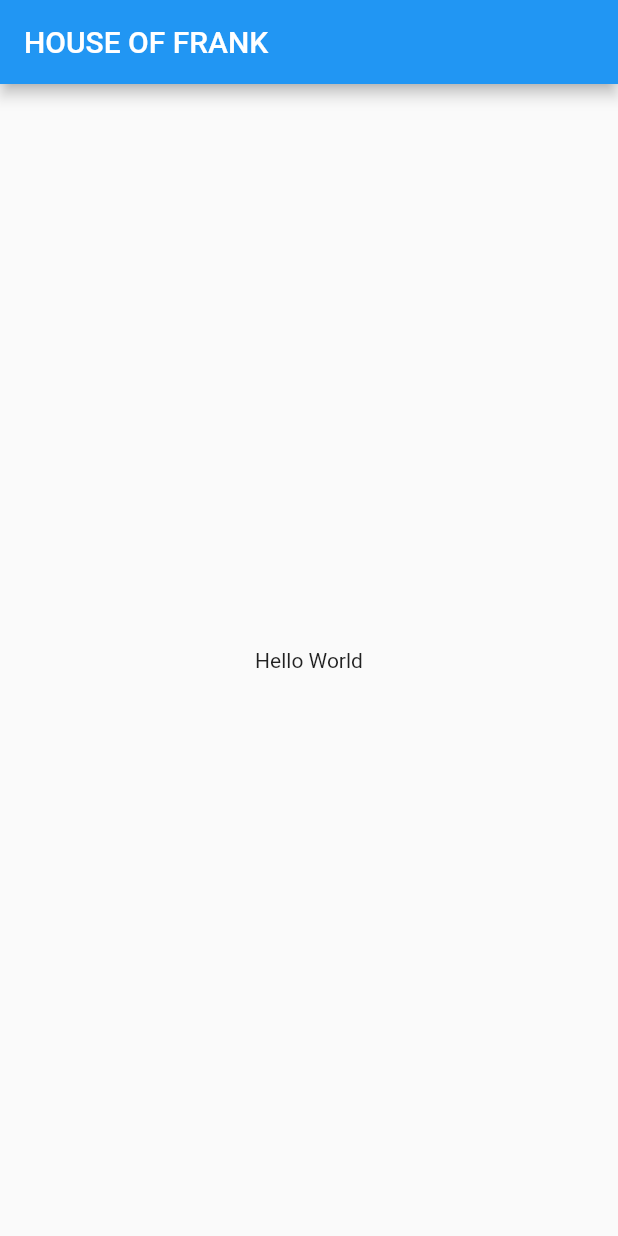
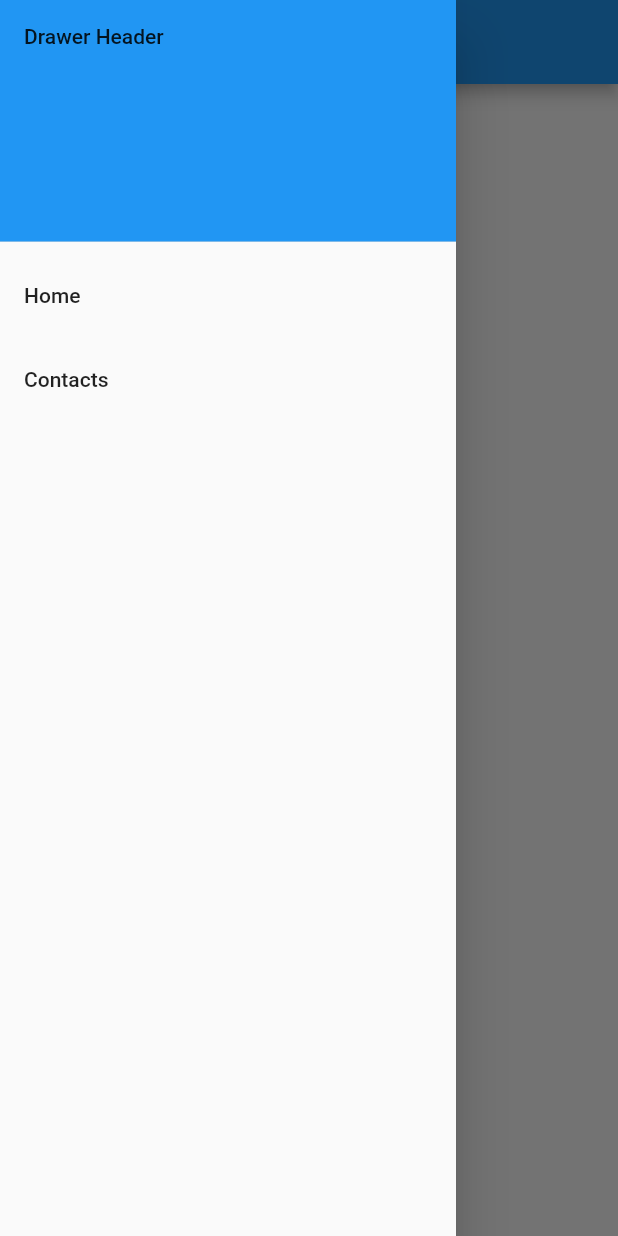
Before and after one commit to frankliworld/facebook, a Flutter app: the screen it shows after launch, with the side drawer open (before the commit the screen has no drawer), on a phone screen of 412 x 824 dp. Run offline on Flutter 3.47's test engine with Material 2 defaults, Android fonts, the phone set to English and light mode, and no system bars.

Commit message:
se agregó páginas home y contacts, y drawer para navegación

```diff
--- /dev/null
+++ b/lib/components/my_drawer.dart
@@ -0,0 +1,40 @@
+import 'package:flutter/material.dart';
+
+class MyDrawer extends StatelessWidget {
+  const MyDrawer({Key? key}) : super(key: key);
+
+  @override
+  Widget build(BuildContext context) {
+    return Drawer(
+      child: ListView(
+        padding: EdgeInsets.zero,
+        children: [
+          const DrawerHeader(
+            decoration: BoxDecoration(
+              color: Colors.blue,
+            ),
+            child: Text('Drawer Header'),
+          ),
+          ListTile(
+            title: const Text('Home'),
+            onTap: () {
+              // Update the state of the app
+              Navigator.pushNamed(context, '/home');
+              // Then close the drawer
+              //Navigator.pop(context);
+            },
+          ),
+          ListTile(
+            title: const Text('Contacts'),
+            onTap: () {
+              // Update the state of the app
+              Navigator.pushNamed(context, '/contacts');
+              // Then close the drawer
+              //Navigator.pop(context);
+            },
+          ),
+        ],
+      ),
+    );
+  }
+}
--- a/lib/main.dart
+++ b/lib/main.dart
@@ -1,3 +1,5 @@
+import 'package:facebook_flutter/pages/contacts_page.dart';
+import 'package:facebook_flutter/pages/home_page.dart';
 import 'package:flutter/material.dart';
 
 void main() => runApp(MyApp());
@@ -7,6 +9,11 @@ class MyApp extends StatelessWidget {
   Widget build(BuildContext context) {
     return MaterialApp(
       title: 'Welcome',
+      initialRoute: '/home',
+      routes: {
+        '/home': (context) => MyHomePage(title: 'HOME'),
+        '/contacts': (context) => ContactsPage(),
+      },
       home: Scaffold(
         appBar: AppBar(
           title: const Text('HOUSE OF FRANK'),
--- /dev/null
+++ b/lib/pages/contacts_page.dart
@@ -0,0 +1,17 @@
+import 'package:facebook_flutter/components/my_drawer.dart';
+import 'package:flutter/material.dart';
+
+class ContactsPage extends StatelessWidget {
+  const ContactsPage({Key? key}) : super(key: key);
+
+  @override
+  Widget build(BuildContext context) {
+    return Scaffold(
+      appBar: AppBar(title: Text('Contacts')),
+      body: const Center(
+        child: Text('Contact page'),
+      ),
+      drawer: MyDrawer(),
+    );
+  }
+}
--- /dev/null
+++ b/lib/pages/home_page.dart
@@ -0,0 +1,19 @@
+import 'package:facebook_flutter/components/my_drawer.dart';
+import 'package:flutter/material.dart';
+
+class MyHomePage extends StatelessWidget {
+  const MyHomePage({required this.title}) : super();
+
+  final String title;
+
+  @override
+  Widget build(BuildContext context) {
+    return Scaffold(
+      appBar: AppBar(title: Text(title)),
+      body: const Center(
+        child: Text('Home page'),
+      ),
+      drawer: MyDrawer(),
+    );
+  }
+}
--- a/pubspec.yaml
+++ b/pubspec.yaml
@@ -18,7 +18,7 @@ publish_to: 'none' # Remove this line if you wish to publish to pub.dev
 version: 1.0.0+1
 
 environment:
-  sdk: ">=2.7.0 <3.0.0"
+  sdk: ">=2.12.0 <3.0.0"
 
 dependencies:
   flutter:
```
